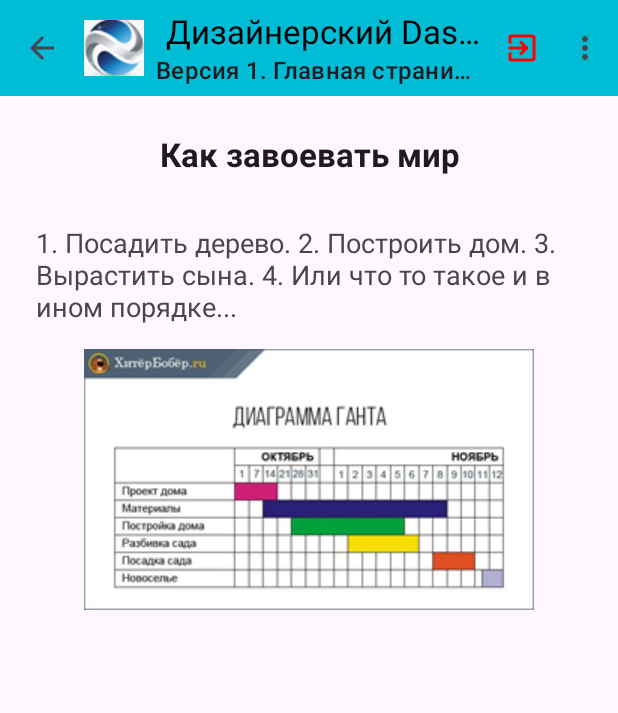
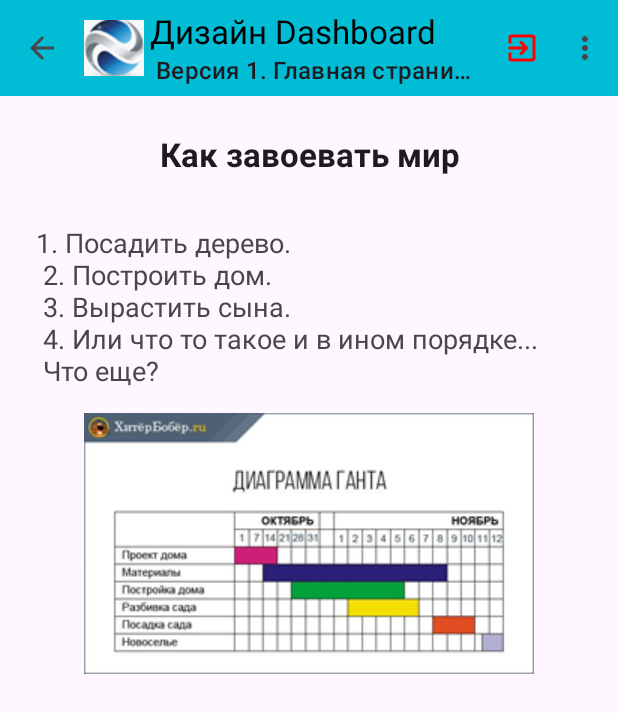
Before and after one commit to OlegEfremov54/DZ15ViewBinding, an Android app: the fragment ProjectFragment placed in its activity, on a phone screen of 412 x 824 dp. Shown: the top 713 px of the screen. Run offline under Robolectric (Android 15) with nearby library versions, the phone set to English and light mode, and no system bars.

Commit message:
комит 1

```diff
--- a/app/src/main/java/com/example/dz15viewbinding/MailRecyclerViewAdapter.kt
+++ b/app/src/main/java/com/example/dz15viewbinding/MailRecyclerViewAdapter.kt
@@ -21,18 +21,25 @@ class MailRecyclerViewAdapter(
     }
 
     override fun onBindViewHolder(holder: ViewHolder, position: Int) {
+        if (position < mailList.size) {
             val mail = mailList[position]
+            //Тема письма
             holder.holderBinding.mailTitleTv.text = mail.title
+            //Тело письма
             holder.holderBinding.mailBodyTv.text = mail.body
+            //Дата письма
             holder.holderBinding.mailDateTv.text = mail.date
 
+            //Удаление из списка при длинном нажатие
             holder.itemView.setOnLongClickListener {
                 mailList.removeAt(position)
                 notifyItemRemoved(position)
+                notifyItemRangeChanged(position, mailList.size)
                 true
             }
         }
-
+    }
+    // Размер списка Писем
     override fun getItemCount(): Int = mailList.size
 
     inner class ViewHolder(binding: MailItemBinding) : RecyclerView.ViewHolder(binding.root) {
--- a/app/src/main/java/com/example/dz15viewbinding/MainActivity.kt
+++ b/app/src/main/java/com/example/dz15viewbinding/MainActivity.kt
@@ -12,20 +12,24 @@ import androidx.core.view.WindowInsetsCompat
 import com.example.dz15viewbinding.databinding.ActivityMainBinding
 
 class MainActivity : AppCompatActivity() {
+
     private lateinit var toolbarMain: Toolbar
     private lateinit var binding: ActivityMainBinding
 
     override fun onCreate(savedInstanceState: Bundle?) {
         super.onCreate(savedInstanceState)
+
         binding = ActivityMainBinding.inflate(layoutInflater)
         setContentView(binding.root)
+
         supportFragmentManager.beginTransaction()
             .replace(R.id.fragment_container, RecyclerViewFragment(), "RecyclerView")
             .commit()
-//Тулбар
+
+        //Тулбар
         toolbarMain = findViewById(R.id.toolbarMain)
         setSupportActionBar(toolbarMain)
-        title = "  Дизайнерский Dashboard"
+        title = "Дизайн Dashboard"
         toolbarMain.subtitle = " Версия 1. Главная страница"
         toolbarMain.setLogo(R.drawable.diplomamini)
         supportActionBar!!.setDisplayHomeAsUpEnabled(true)
--- a/app/src/main/java/com/example/dz15viewbinding/ProfileFragment.kt
+++ b/app/src/main/java/com/example/dz15viewbinding/ProfileFragment.kt
@@ -24,19 +24,21 @@ class ProfileFragment : Fragment(R.layout.fragment_profile), ClickableCard {
     }
 override fun onViewCreated(view: View, savedInstanceState: Bundle?) {
     super.onViewCreated(view, savedInstanceState)
+    //Кратко о себе
     binding.profileNameTv.text = "Олег Ефремов"
     binding.profileAboutTv.text = "Чтение книг, коллекционирование, програмирование, созерцание мира и вселенной"
+    //Фото  автора
     binding.profileImageIv.setImageResource(R.drawable.flaffi)
 
 }
-
+// Переписали функцию Интерфейса. Может зря так подробно?
 override fun onClick(fragmentManager: FragmentManager) {
     fragmentManager.beginTransaction()
         .replace(R.id.fragment_container, this)
         .addToBackStack("Тут надо что то написать?")
         .commit()
 }
-
+// Возврат на главное Активити
 override fun onBackPressed() {
     val mainFragment = parentFragmentManager.findFragmentByTag("RecyclerView")!!
     parentFragmentManager.beginTransaction()
--- a/app/src/main/java/com/example/dz15viewbinding/ProjectFragment.kt
+++ b/app/src/main/java/com/example/dz15viewbinding/ProjectFragment.kt
@@ -24,8 +24,11 @@ class ProjectFragment : Fragment(R.layout.fragment_project), ClickableCard {
 
     override fun onViewCreated(view: View, savedInstanceState: Bundle?) {
         super.onViewCreated(view, savedInstanceState)
+        //Диаграима Ганта
         binding.projectChartIv.setImageResource(R.drawable.gantdiagram)
+        //Название проекта
         binding.projectTitleTv.text = getString(R.string.project_title)
+        //описание
         binding.projectDescriptionTv.text = getString(R.string.project_description)
     }
 
@@ -35,7 +38,7 @@ class ProjectFragment : Fragment(R.layout.fragment_project), ClickableCard {
             .replace(R.id.fragment_container, this)
             .commit()
     }
-
+//Возврат на основное активити
     override fun onBackPressed() {
         val mainFragment = parentFragmentManager.findFragmentByTag("RecyclerView")!!
         parentFragmentManager.beginTransaction()
--- a/app/src/main/java/com/example/dz15viewbinding/TasksFragment.kt
+++ b/app/src/main/java/com/example/dz15viewbinding/TasksFragment.kt
@@ -26,6 +26,7 @@ class TasksFragment : Fragment(R.layout.fragment_tasks), ClickableCard {
 
     override fun onViewCreated(view: View, savedInstanceState: Bundle?) {
         super.onViewCreated(view, savedInstanceState)
+        //Адаптер и наполнение письмами
         binding.tasksRv.adapter = TasksRecyclerViewAdapter(Task.tasks)
         binding.tasksRv.layoutManager = LinearLayoutManager(requireContext())
     }
@@ -36,7 +37,7 @@ class TasksFragment : Fragment(R.layout.fragment_tasks), ClickableCard {
             .addToBackStack("")
             .commit()
     }
-
+    //Возврат
     override fun onBackPressed() {
         val mainFragment = parentFragmentManager.findFragmentByTag("RecyclerView")!!
         parentFragmentManager.beginTransaction()
--- a/app/src/main/res/values/strings.xml
+++ b/app/src/main/res/values/strings.xml
@@ -5,11 +5,12 @@
     <!-- TODO: Remove or change this placeholder text -->
     <string name="hello_blank_fragment">Hello blank fragment</string>
     <string name="project_title">Как завоевать мир</string>
-    <string name="project_description">1. Посадить дерево.
-        2. Построить дом.
-        3. Вырастить сына.
-        4. Или что то такое и в ином порядке...
+    <string name="project_description">1. Посадить дерево. \n
+        2. Построить дом. \n
+        3. Вырастить сына. \n
+        4. Или что то такое и в ином порядке... \n
+        Что еще?
     </string>
-    <string name="prod_name">Здесь название проекта</string>
-    <string name="Prod_info">Здесь описание проекта, которое мы вставляем через код</string>
+    <string name="prod_name">Проект</string>
+    <string name="Prod_info">Описание</string>
 </resources>
```
Lines whose indentation alone changed are shown as unchanged.
